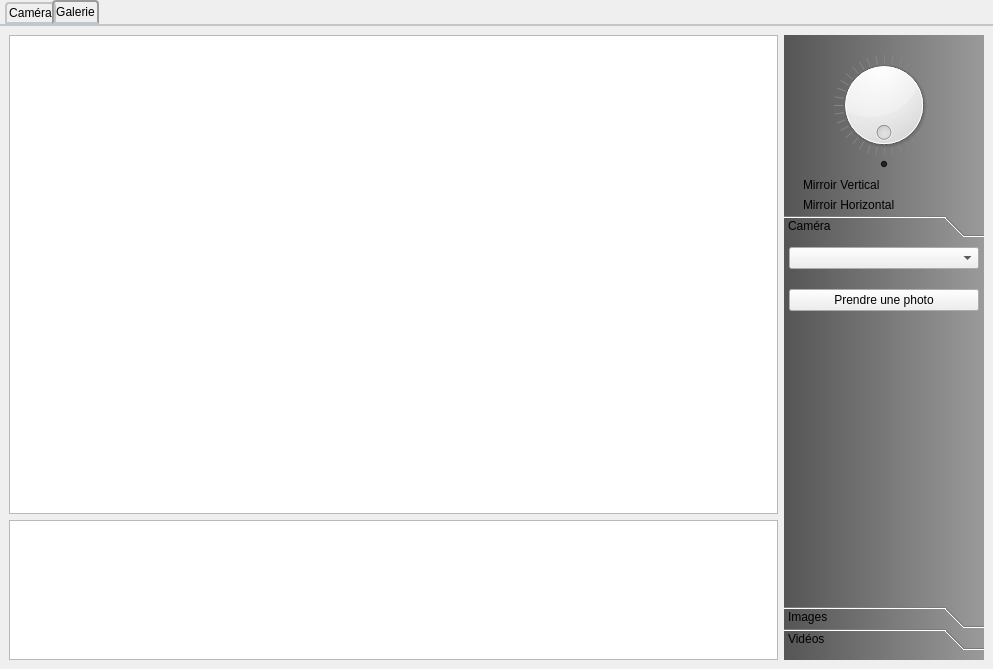
First picture: the form in vizualizator/vizualizatorwidget.ui, repository jlfrucot/vizualizator, before the edit.
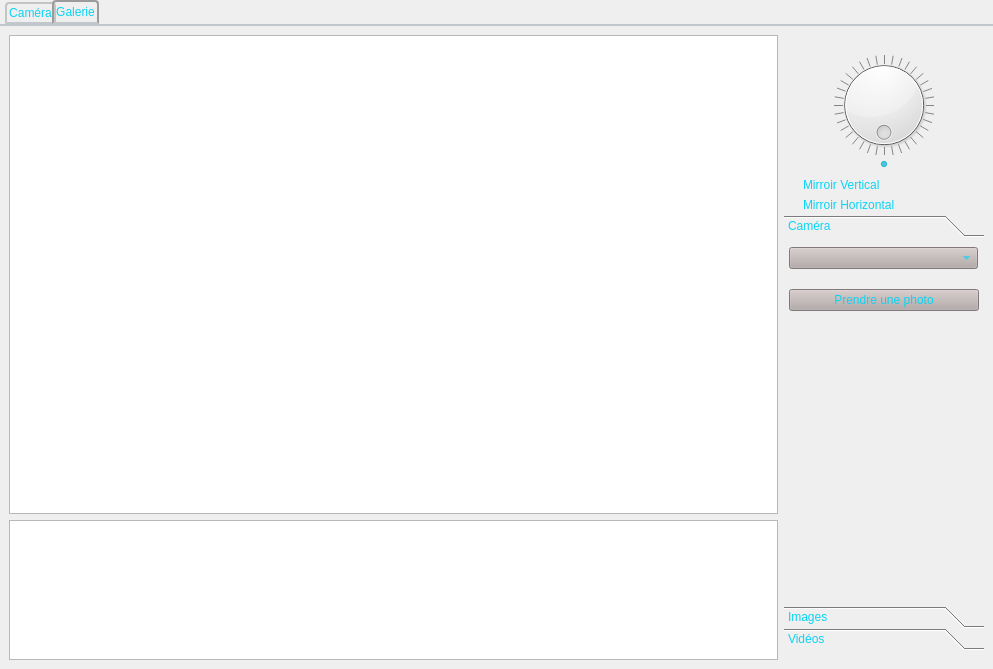
Second picture: the form after the edit. Custom widgets are drawn as their Qt base class.

Diff of the .ui file:
```diff
--- a/vizualizator/vizualizatorwidget.ui
+++ b/vizualizator/vizualizatorwidget.ui
@@ -13,6 +13,9 @@
   <property name="windowTitle">
    <string>Form</string>
   </property>
+  <property name="styleSheet">
+   <string notr="true">color: rgb(10, 212, 244);</string>
+  </property>
   <layout class="QVBoxLayout" name="verticalLayout">
    <property name="spacing">
     <number>0</number>
@@ -229,8 +232,10 @@
             </size>
            </property>
            <property name="styleSheet">
-            <string notr="true">.QWidget, .QToolBox{
-color: rgb(94, 179, 247);
+            <string notr="true">color: rgb(10, 212, 244);
+
+QWidget, .QToolBox{
+color: rgb(15, 162, 243);
 background-color: qlineargradient(spread:pad, x1:0, y1:0.523, x2:1, y2:0.523045, stop:0.0116279 rgba(86, 86, 86, 255), stop:1 rgba(154, 154, 154, 255));
 }
 
@@ -537,7 +542,23 @@
                      </spacer>
                     </item>
                     <item>
-                     <widget class="QComboBox" name="cBoxSelectCam"/>
+                     <widget class="QComboBox" name="cBoxSelectCam">
+                      <property name="maximumSize">
+                       <size>
+                        <width>189</width>
+                        <height>16777215</height>
+                       </size>
+                      </property>
+                      <property name="styleSheet">
+                       <string notr="true">background-color: rgb(181, 169, 169);</string>
+                      </property>
+                      <property name="sizeAdjustPolicy">
+                       <enum>QComboBox::AdjustToContents</enum>
+                      </property>
+                      <property name="minimumContentsLength">
+                       <number>0</number>
+                      </property>
+                     </widget>
                     </item>
                     <item>
                      <spacer name="verticalSpacer_3">
@@ -558,7 +579,7 @@
                     <item>
                      <widget class="QPushButton" name="btnTakePicture">
                       <property name="styleSheet">
-                       <string notr="true"/>
+                       <string notr="true">background-color: rgb(181, 169, 169);</string>
                       </property>
                       <property name="text">
                        <string>Prendre une photo</string>
```
